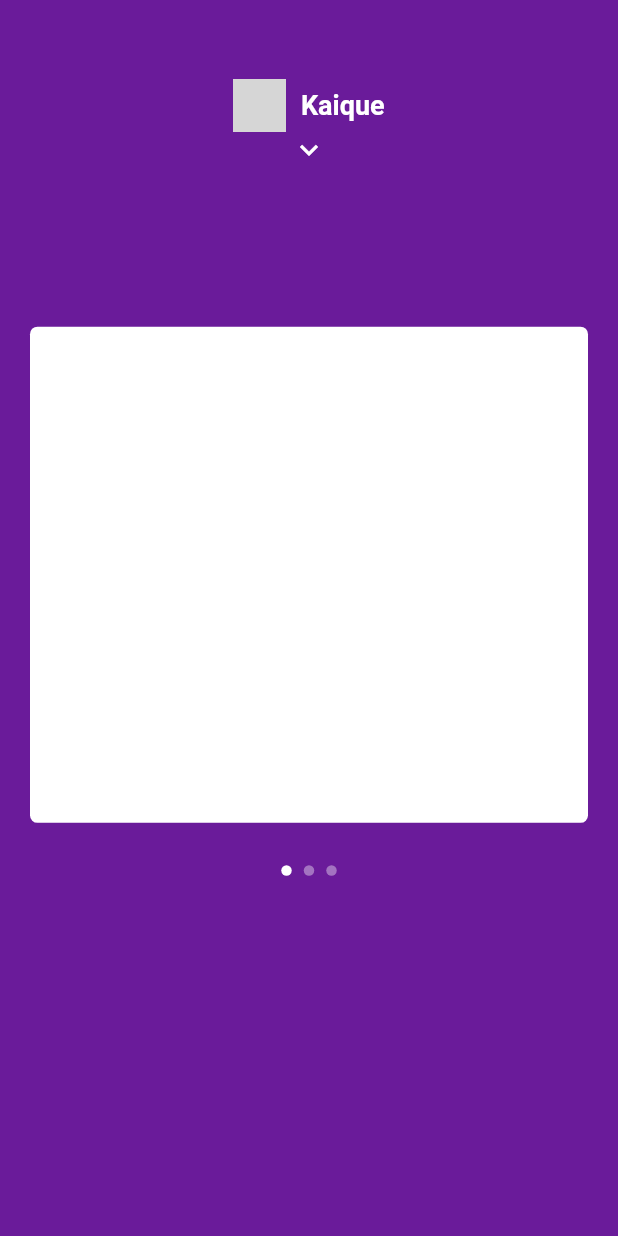
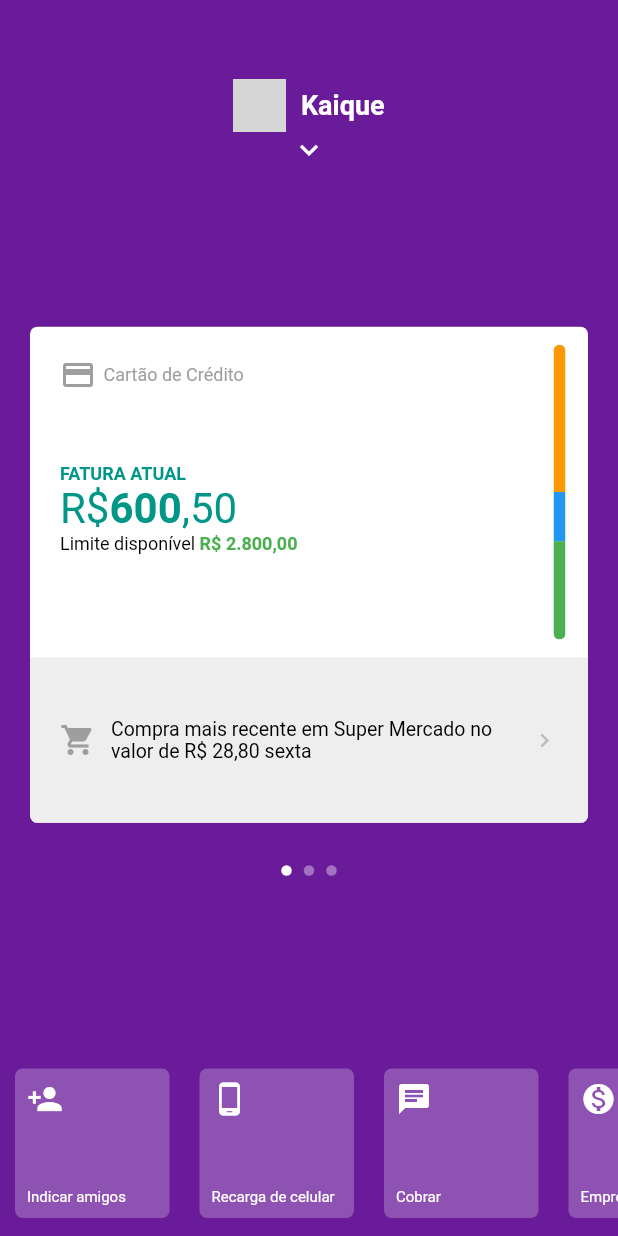
Before and after one commit to kaiqueferreira/flutter_app_clone_nubank_ui, a Flutter app: the screen it shows after launch, on a phone screen of 412 x 824 dp. Run offline on Flutter 3.47's test engine with Material 2 defaults, Android fonts, the phone set to English and light mode, and no system bars; our stand-ins replace flutter_svg; network calls fail; grey boxes are pictures that could not be loaded.

Commit message:
commit 3

```diff
--- a/lib/pages/home/home_page.dart
+++ b/lib/pages/home/home_page.dart
@@ -1,8 +1,11 @@
 import 'package:flutter/cupertino.dart';
 import 'package:flutter/material.dart';
+import 'package:flutter_app_clone_nubank_ui/pages/home/widgets/menu_app.dart';
 import 'package:flutter_app_clone_nubank_ui/pages/home/widgets/my_app_bar.dart';
 import 'package:flutter_app_clone_nubank_ui/pages/home/widgets/my_dots_app.dart';
 import 'package:flutter_app_clone_nubank_ui/pages/home/widgets/page_view_app.dart';
+
+import 'widgets/bottom_menu.dart';
 
 class HomePage extends StatefulWidget {
   @override
@@ -43,10 +46,18 @@ class _HomePageState extends State<HomePage> {
                 _yPosition =
                     _showMenu ? _screenHeight * .75 : _screenHeight + .24;
               });
-              }),
+            },
+          ),
+          MenuApp(
+            top: _screenHeight * .20,
+            showMenu: _showMenu,
+          ),
+          BottomMenu(
+            showMenu: _showMenu,
+          ),
           PageViewApp(
+            //Show menu tap go top bottom, back go to top
             showMenu: _showMenu,
-            //Show menu tap go top bottom, back go to top
             top: _yPosition,
             //!_showMenu ? _screenHeight * 0.24 : _screenHeight * 0.75,
             // Send index page changed
@@ -95,6 +106,7 @@ class _HomePageState extends State<HomePage> {
             },
           ),
           MyDotsApp(
+            showMenu: _showMenu,
             top: _screenHeight * .70,
             currentIndex: _currentIndex,
           ),
--- /dev/null
+++ b/lib/pages/home/widgets/bottom_menu.dart
@@ -0,0 +1,76 @@
+import 'package:flutter/cupertino.dart';
+import 'package:flutter/material.dart';
+
+import 'item_menu_bottom.dart';
+
+class BottomMenu extends StatelessWidget {
+  final bool showMenu;
+
+  const BottomMenu({Key key, this.showMenu}) : super(key: key);
+  @override
+  Widget build(BuildContext context) {
+    // TODO: implement build
+    return AnimatedPositioned(
+      duration: Duration(milliseconds: 200),
+      bottom: !showMenu ? 0 + MediaQuery.of(context).padding.bottom : 0,
+      left: 0,
+      right: 0,
+      height: MediaQuery.of(context).size.height * 0.15,
+      child: IgnorePointer(
+        ignoring: showMenu,
+        child: AnimatedOpacity(
+          //This widget is an animated version of the Opacity widget,
+          // that automatically transitions a child's opacity for a specified period,
+          // whenever an opacity changes to changes.
+          duration: Duration(milliseconds: 200),
+          opacity: !showMenu ? 1 : 0,
+          child: Container(
+            child: ListView(
+              physics: BouncingScrollPhysics(),
+              //Direction off ListView scrollDirection: Axis.horizontal
+              scrollDirection: Axis.horizontal,
+              children: [
+                ItemMenuBottom(
+                  icon: Icons.person_add,
+                  text: 'Indicar amigos',
+                ),
+                ItemMenuBottom(
+                  icon: Icons.phone_android,
+                  text: 'Recarga de celular',
+                ),
+                ItemMenuBottom(
+                  icon: Icons.chat,
+                  text: 'Cobrar',
+                ),
+                ItemMenuBottom(
+                  icon: Icons.monetization_on,
+                  text: 'Empréstimos',
+                ),
+                ItemMenuBottom(
+                  icon: Icons.move_to_inbox,
+                  text: 'Depositar',
+                ),
+                ItemMenuBottom(
+                  icon: Icons.mobile_screen_share,
+                  text: 'Transferir',
+                ),
+                ItemMenuBottom(
+                  icon: Icons.format_align_center,
+                  text: 'Ajustar limite',
+                ),
+                ItemMenuBottom(
+                  icon: Icons.chrome_reader_mode,
+                  text: 'Pagar',
+                ),
+                ItemMenuBottom(
+                  icon: Icons.lock_open,
+                  text: 'Bloquear cartão',
+                ),
+              ],
+            ),
+          ),
+        ),
+      ),
+    );
+  }
+}
--- a/lib/pages/home/widgets/card_app.dart
+++ b/lib/pages/home/widgets/card_app.dart
@@ -2,12 +2,16 @@ import 'package:flutter/cupertino.dart';
 import 'package:flutter/material.dart';
 
 class CardApp extends StatelessWidget {
+  final Widget child;
+
+  const CardApp({Key key, this.child}) : super(key: key);
   @override
   Widget build(BuildContext context) {
     // TODO: implement build
     return Padding(
       padding: const EdgeInsets.all(20.0),
       child: Container(
+        child: child,
         // If container have a color, change color to insedi box decoration
         //color: Colors.white,
         decoration: BoxDecoration(
--- /dev/null
+++ b/lib/pages/home/widgets/first_card.dart
@@ -0,0 +1,161 @@
+import 'package:flutter/cupertino.dart';
+import 'package:flutter/material.dart';
+
+class FirstCard extends StatelessWidget {
+  @override
+  Widget build(BuildContext context) {
+    // TODO: implement build
+    return ClipRRect(
+      borderRadius: BorderRadius.circular(5),
+      child: Column(
+        children: [
+          Expanded(
+              // Flex like a space column Ex: weight sum 3  weight 1
+              // Flex ocupping 1/3 to space
+              flex: 2,
+              child: Container(
+                child: Row(
+                  children: [
+                    Expanded(
+                      child: Column(
+                        crossAxisAlignment: CrossAxisAlignment.start,
+                        mainAxisAlignment: MainAxisAlignment.spaceBetween,
+                        children: [
+                          Padding(
+                            padding: const EdgeInsets.all(20),
+                            child: Row(
+                              children: [
+                                Icon(Icons.credit_card, color: Colors.grey),
+                                SizedBox(width: 5),
+                                Text(
+                                  "Cartão de Crédito",
+                                  style: TextStyle(
+                                      color: Colors.grey, fontSize: 12),
+                                ),
+                              ],
+                            ),
+                          ),
+                          Padding(
+                            padding: const EdgeInsets.only(
+                                left: 20, top: 20, bottom: 20),
+                            child: SizedBox(
+                              width: double.infinity,
+                              child: Column(
+                                crossAxisAlignment: CrossAxisAlignment.start,
+                                children: [
+                                  Text(
+                                    "FATURA ATUAL",
+                                    textAlign: TextAlign.start,
+                                    style: TextStyle(
+                                        color: Colors.teal,
+                                        fontSize: 12,
+                                        fontWeight: FontWeight.bold),
+                                  ),
+                                  Text.rich(
+                                    TextSpan(
+                                      text: 'R\$',
+                                      children: [
+                                        TextSpan(
+                                            text: '600',
+                                            style: TextStyle(
+                                                fontWeight: FontWeight.bold)),
+                                        TextSpan(text: ',50'),
+                                      ],
+                                    ),
+                                    textAlign: TextAlign.start,
+                                    style: TextStyle(
+                                        color: Colors.teal, fontSize: 28),
+                                  ),
+                                  Text.rich(
+                                    TextSpan(
+                                      text: 'Limite disponível',
+                                      children: [
+                                        TextSpan(
+                                            text: ' R\$ 2.800,00',
+                                            style: TextStyle(
+                                                color: Colors.green,
+                                                fontWeight: FontWeight.bold)),
+                                      ],
+                                    ),
+                                    textAlign: TextAlign.start,
+                                    style: TextStyle(
+                                        color: Colors.black, fontSize: 12),
+                                  ),
+                                ],
+                              ),
+                            ),
+                          ),
+                          SizedBox(
+                              height:
+                                  MediaQuery.of(context).size.height * 0.05),
+                        ],
+                      ),
+                    ),
+                    Padding(
+                      padding: const EdgeInsets.only(
+                          top: 12, bottom: 12, left: 10, right: 15),
+                      child: ClipRRect(
+                        borderRadius: BorderRadius.circular(5),
+                        child: Container(
+                          child: Column(
+                            children: [
+                              Expanded(
+                                flex: 3,
+                                child: Container(
+                                  color: Colors.orange,
+                                ),
+                              ),
+                              Expanded(
+                                flex: 1,
+                                child: Container(
+                                  color: Colors.blue,
+                                ),
+                              ),
+                              Expanded(
+                                flex: 2,
+                                child: Container(
+                                  color: Colors.green,
+                                ),
+                              ),
+                            ],
+                          ),
+                          width: 8,
+                          decoration: BoxDecoration(
+                              borderRadius: BorderRadius.circular(5)),
+                        ),
+                      ),
+                    ),
+                  ],
+                ),
+              )),
+          Expanded(
+              // Flex like a space column Ex: weight sum 3  weight 1
+              // Flex ocupping 1/3 to space
+              flex: 1,
+              child: Container(
+                  child: Padding(
+                    padding: const EdgeInsets.all(20),
+                    child: Row(
+                      mainAxisAlignment: MainAxisAlignment.spaceBetween,
+                      children: [
+                        Icon(Icons.shopping_cart, color: Colors.grey),
+                        SizedBox(
+                          width: 10,
+                        ),
+                        Flexible(
+                          child: Text(
+                            'Compra mais recente em Super Mercado no valor de R\$ 28,80 sexta',
+                            style: TextStyle(color: Colors.black, fontSize: 13),
+                          ),
+                        ),
+                        Icon(Icons.chevron_right,
+                            color: Colors.grey[400], size: 18)
+                      ],
+                    ),
+                  ),
+                  color: Colors.grey[200])),
+        ],
+      ),
+    );
+  }
+}
--- /dev/null
+++ b/lib/pages/home/widgets/item_menu.dart
@@ -0,0 +1,59 @@
+import 'package:flutter/cupertino.dart';
+import 'package:flutter/material.dart';
+
+class ItemMenu extends StatelessWidget {
+  final IconData icon;
+  final String text;
+
+  const ItemMenu({Key key, this.icon, this.text}) : super(key: key);
+  @override
+  Widget build(BuildContext context) {
+    // TODO: implement build
+    return Container(
+      height: 40,
+      decoration: BoxDecoration(
+        border: Border(
+          bottom: BorderSide(
+            width: 0.7,
+            color: Colors.white54,
+          ),
+          top: BorderSide(
+            width: 0.7,
+            color: Colors.white54,
+          ),
+        ),
+      ),
+      child: RaisedButton(
+        color: Colors.purple[800],
+        highlightColor: Colors.transparent,
+        elevation: 0,
+        disabledElevation: 0,
+        focusElevation: 0,
+        highlightElevation: 0,
+        hoverElevation: 0,
+        splashColor: Colors.purple[900],
+        child: Row(
+          children: [
+            Row(
+              children: [
+                Icon(icon),
+                SizedBox(
+                  width: 15,
+                ),
+                Text(
+                  text,
+                  style: TextStyle(fontSize: 12),
+                ),
+              ],
+            ),
+            Icon(
+              Icons.chevron_right,
+              size: 16,
+            )
+          ],
+        ),
+        onPressed: () {},
+      ),
+    );
+  }
+}
--- /dev/null
+++ b/lib/pages/home/widgets/item_menu_bottom.dart
@@ -0,0 +1,35 @@
+import 'package:flutter/cupertino.dart';
+import 'package:flutter/material.dart';
+
+class ItemMenuBottom extends StatelessWidget {
+  final IconData icon;
+  final String text;
+
+  const ItemMenuBottom({Key key, this.icon, this.text}) : super(key: key);
+
+  @override
+  Widget build(BuildContext context) {
+    return Padding(
+      padding: const EdgeInsets.symmetric(horizontal: 10, vertical: 12),
+      child: Container(
+        child: Padding(
+          padding: EdgeInsets.all(8.0),
+          child: Column(
+            mainAxisAlignment: MainAxisAlignment.spaceBetween,
+            crossAxisAlignment: CrossAxisAlignment.start,
+            children: [
+              Icon(icon),
+              Text(
+                text,
+                style: TextStyle(fontSize: 10),
+              ),
+            ],
+          ),
+        ),
+        width: MediaQuery.of(context).size.width * 0.25,
+        decoration: BoxDecoration(
+            borderRadius: BorderRadius.circular(5), color: Colors.white24),
+      ),
+    );
+  }
+}
--- /dev/null
+++ b/lib/pages/home/widgets/menu_app.dart
@@ -0,0 +1,126 @@
+import 'package:flutter/cupertino.dart';
+import 'package:flutter/material.dart';
+import 'package:flutter_app_clone_nubank_ui/pages/home/widgets/item_menu.dart';
+
+class MenuApp extends StatelessWidget {
+  final double top;
+  final bool showMenu;
+
+  const MenuApp({Key key, this.top, this.showMenu}) : super(key: key);
+  @override
+  Widget build(BuildContext context) {
+    // TODO: implement build
+    return Positioned(
+      top: top,
+      left: 0,
+      right: 0,
+      child: AnimatedOpacity(
+        duration: Duration(milliseconds: 100),
+        opacity: showMenu ? 1 : 0,
+        child: Container(
+          //color: Colors.red,
+          height: MediaQuery.of(context).size.height * 0.55,
+          child: SingleChildScrollView(
+            physics: BouncingScrollPhysics(),
+            child: Column(
+              children: [
+                Image.network(
+                  "https://pngimg.com/uploads/qr_code/qr_code_PNG5.png",
+                  height: 85,
+                  color: Colors.white,
+                ),
+                SizedBox(height: 5),
+                //Text.rich concatenate texts to different styles
+                Text.rich(
+                  TextSpan(text: 'Banco ', children: [
+                    TextSpan(
+                        text: '260 - Nu Pagamentos S.A',
+                        style: TextStyle(fontWeight: FontWeight.bold))
+                  ]),
+                  style: TextStyle(fontSize: 12),
+                ),
+                SizedBox(height: 5),
+                Text.rich(
+                  TextSpan(text: 'Agência ', children: [
+                    TextSpan(
+                        text: '0001',
+                        style: TextStyle(fontWeight: FontWeight.bold))
+                  ]),
+                  style: TextStyle(fontSize: 12),
+                ),
+                SizedBox(height: 5),
+                Text.rich(
+                  TextSpan(text: 'Conta ', children: [
+                    TextSpan(
+                        text: '00010063-0',
+                        style: TextStyle(fontWeight: FontWeight.bold))
+                  ]),
+                  style: TextStyle(fontSize: 12),
+                ),
+                SizedBox(height: 20),
+                Padding(
+                  //Symetric paddin is only horizontal in this case
+                  padding: const EdgeInsets.symmetric(horizontal: 30),
+                  child: Column(
+                    children: [
+                      ItemMenu(
+                        icon: Icons.info_outline,
+                        text: "Me Ajuda",
+                      ),
+                      ItemMenu(
+                        icon: Icons.person_outline,
+                        text: "Perfil",
+                      ),
+                      ItemMenu(
+                        icon: Icons.settings,
+                        text: "Configurar conta",
+                      ),
+                      ItemMenu(
+                        icon: Icons.credit_card,
+                        text: "Configurar cartão",
+                      ),
+                      ItemMenu(
+                        icon: Icons.store_mall_directory,
+                        text: "Pedir conta PJ",
+                      ),
+                      ItemMenu(
+                        icon: Icons.phone_android,
+                        text: "Configurações do app",
+                      ),
+                      SizedBox(
+                        height: 25,
+                      ),
+                      Container(
+                        height: 40,
+                        width: double.infinity,
+                        decoration: BoxDecoration(
+                            border:
+                                Border.all(width: 0.7, color: Colors.white54)),
+                        child: RaisedButton(
+                          color: Colors.purple[800],
+                          highlightColor: Colors.transparent,
+                          elevation: 0,
+                          disabledElevation: 0,
+                          focusElevation: 0,
+                          highlightElevation: 0,
+                          hoverElevation: 0,
+                          splashColor: Colors.purple[900],
+                          child: Text(
+                            'SAIR DO APP',
+                            style: TextStyle(
+                                fontSize: 10, fontWeight: FontWeight.bold),
+                          ),
+                          onPressed: () {},
+                        ),
+                      ),
+                    ],
+                  ),
+                ),
+              ],
+            ),
+          ),
+        ),
+      ),
+    );
+  }
+}
--- a/lib/pages/home/widgets/my_dots_app.dart
+++ b/lib/pages/home/widgets/my_dots_app.dart
@@ -4,17 +4,22 @@ import 'package:flutter/material.dart';
 class MyDotsApp extends StatelessWidget {
   final int currentIndex;
   final double top;
+  final bool showMenu;
 
   Color getColor(int index) {
     return index == currentIndex ? Colors.white : Colors.white38;
   }
 
-  const MyDotsApp({Key key, this.currentIndex, this.top}) : super(key: key);
+  const MyDotsApp({Key key, this.currentIndex, this.top, this.showMenu})
+      : super(key: key);
   @override
   Widget build(BuildContext context) {
     // TODO: implement build
     return Positioned(
       top: top,
+      child: AnimatedOpacity(
+        duration: Duration(milliseconds: 200),
+        opacity: showMenu ? 0 : 1,
         child: Row(
           children: [
             //Container Animated when scroll
@@ -47,6 +52,7 @@ class MyDotsApp extends StatelessWidget {
             ),
           ],
         ),
+      ),
     );
   }
 }
--- a/lib/pages/home/widgets/page_view_app.dart
+++ b/lib/pages/home/widgets/page_view_app.dart
@@ -1,5 +1,8 @@
 import 'package:flutter/cupertino.dart';
 import 'package:flutter_app_clone_nubank_ui/pages/home/widgets/card_app.dart';
+import 'package:flutter_app_clone_nubank_ui/pages/home/widgets/first_card.dart';
+import 'package:flutter_app_clone_nubank_ui/pages/home/widgets/second_card.dart';
+import 'package:flutter_app_clone_nubank_ui/pages/home/widgets/third_card.dart';
 
 class PageViewApp extends StatelessWidget {
   final double top;
@@ -15,7 +18,7 @@ class PageViewApp extends StatelessWidget {
   Widget build(BuildContext context) {
     // TODO: implement build
     return AnimatedPositioned(
-      duration: Duration(milliseconds: 300),
+      duration: Duration(milliseconds: 250),
       curve: Curves.easeOut,
       top: top,
       height: MediaQuery.of(context).size.height * 0.45,
@@ -35,9 +38,15 @@ class PageViewApp extends StatelessWidget {
               ? NeverScrollableScrollPhysics()
               : BouncingScrollPhysics(),
           children: [
-            CardApp(),
-            CardApp(),
-            CardApp(),
+            CardApp(
+              child: FirstCard(),
+            ),
+            CardApp(
+              child: SecondCard(),
+            ),
+            CardApp(
+              child: ThirdCard(),
+            ),
           ],
         ),
       ),
--- /dev/null
+++ b/lib/pages/home/widgets/third_card.dart
@@ -0,0 +1,80 @@
+import 'package:flutter/cupertino.dart';
+import 'package:flutter/material.dart';
+import 'package:flutter_svg/svg.dart';
+
+class ThirdCard extends StatefulWidget {
+  @override
+  _ThirdCardState createState() => _ThirdCardState();
+}
+
+class _ThirdCardState extends State<ThirdCard> {
+  bool _buttomPressed = false;
+  @override
+  Widget build(BuildContext context) {
+    // TODO: implement build
+    return Padding(
+      padding: const EdgeInsets.all(30),
+      child: Column(
+        mainAxisAlignment: MainAxisAlignment.spaceBetween,
+        children: [
+          SvgPicture.asset(
+            'assets/icons/gift-outline.svg',
+            color: Colors.grey,
+            semanticsLabel: 'eye',
+          ),
+          Column(
+            children: [
+              Text(
+                'Nubank Rewards',
+                style: TextStyle(
+                    color: Colors.black,
+                    fontWeight: FontWeight.bold,
+                    fontSize: 26),
+              ),
+              SizedBox(height: 15),
+              Text(
+                'Acumule pontos que nunca expiram e troque por passagens aéreas e serviços que voce realmente usa.',
+                style: TextStyle(color: Colors.grey[700], fontSize: 16),
+                textAlign: TextAlign.center,
+              ),
+            ],
+          ),
+          Container(
+            height: 50,
+            width: double.infinity, // Extend to all space
+            decoration: BoxDecoration(
+              borderRadius: BorderRadius.circular(3),
+              border: Border.all(width: 0.7, color: Colors.purple[800]),
+            ),
+            child: RaisedButton(
+              // Change color when pressed, need setState and class StateFullWidget
+              onHighlightChanged: (pressed) {
+                setState(() {
+                  _buttomPressed = pressed;
+                });
+              },
+              child: Text(
+                'ATIVE SEU REWARDS',
+                style: TextStyle(fontWeight: FontWeight.bold, fontSize: 14),
+              ),
+              // change text color
+              highlightColor: Colors.purple[800],
+              disabledTextColor: Colors.purple[800],
+              //Change text color when pressed
+              textColor: _buttomPressed ? Colors.white : Colors.purple[800],
+              shape: RoundedRectangleBorder(
+                  borderRadius: BorderRadius.circular(3)),
+              color: Colors.transparent,
+              elevation: 0,
+              disabledElevation: 0,
+              focusElevation: 0,
+              highlightElevation: 0,
+              hoverElevation: 0,
+              onPressed: () {},
+            ),
+          )
+        ],
+      ),
+    );
+  }
+}
--- a/pubspec.yaml
+++ b/pubspec.yaml
@@ -28,6 +28,7 @@ dependencies:
   # The following adds the Cupertino Icons font to your application.
   # Use with the CupertinoIcons class for iOS style icons.
   cupertino_icons: ^1.0.2
+  flutter_svg: ^0.22.0
 
 dev_dependencies:
   flutter_test:
@@ -45,9 +46,8 @@ flutter:
   uses-material-design: true
 
   # To add assets to your application, add an assets section, like this:
-  # assets:
-  #   - images/a_dot_burr.jpeg
-  #   - images/a_dot_ham.jpeg
+  assets:
+    - assets/icons/
 
   # An image asset can refer to one or more resolution-specific "variants", see
   # https://flutter.dev/assets-and-images/#resolution-aware.
```
Also changed, not shown: pubspec.lock. Lines whose indentation alone changed are shown as unchanged.
